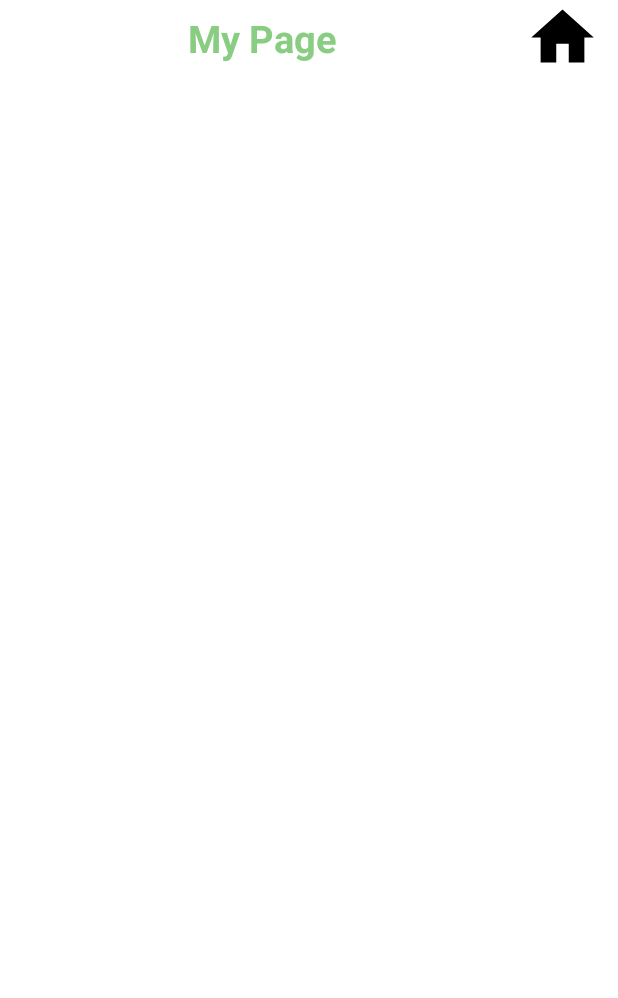
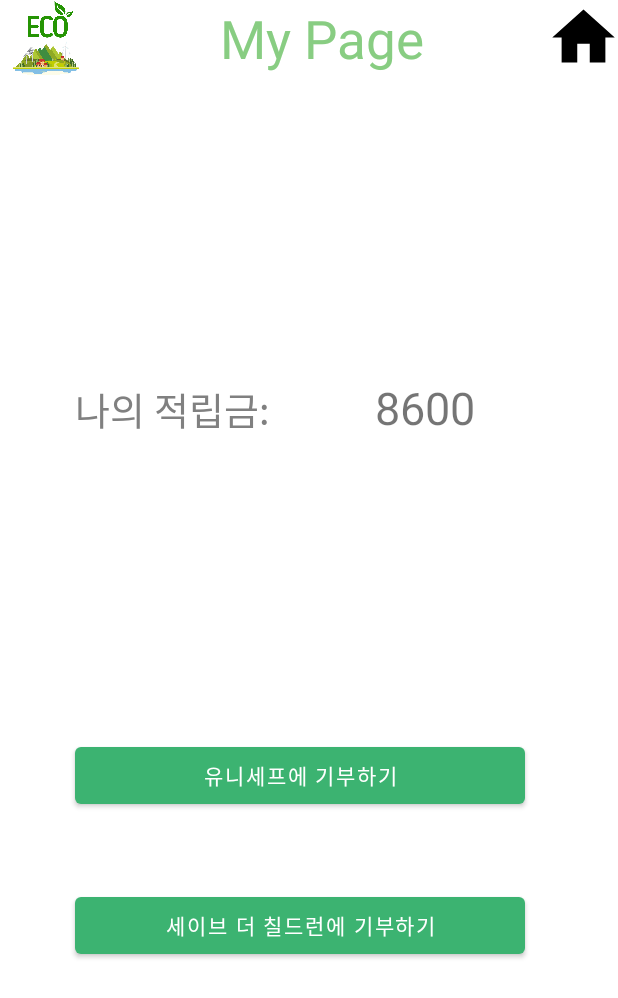
Before and after one commit to kimmatches/MyGreenPoint, an Android app: the Mypage screen opened directly, with no data from a screen before it, on a phone screen of 412 x 824 dp. Shown: the top 998 px of the screen. Run offline under Robolectric (Android 15) with nearby library versions, the phone set to English and light mode, and no system bars.

Commit message:
최종 완성본

```diff
--- a/app/src/main/java/com/example/mygreenc/Mypage.kt
+++ b/app/src/main/java/com/example/mygreenc/Mypage.kt
@@ -2,8 +2,11 @@ package com.example.mygreenc
 
 import android.content.Intent
 import android.os.Bundle
+import android.provider.MediaStore
+import android.widget.Button
 import android.widget.ImageButton
 import android.widget.ImageView
+import android.widget.TextView
 import android.widget.Toast
 import androidx.appcompat.app.AppCompatActivity
 
@@ -13,6 +16,27 @@ class Mypage : AppCompatActivity() {
         setContentView(R.layout.activity_mypage)
 
         val Home = findViewById<ImageButton>(R.id.Home)
+        val uni = findViewById<Button>(R.id.uni)
+        val save = findViewById<Button>(R.id.save)
+        val count = findViewById<TextView>(R.id.count)
+        var counter = 8600
+
+        uni.setOnClickListener {
+            //토글 메세지 띄우기
+            Toast.makeText(this, " 1000원 기부하셨습니다.", Toast.LENGTH_SHORT).show()
+            counter-=1000
+
+            count.text = counter.toString()
+
+        }
+        save.setOnClickListener {
+
+            Toast.makeText(this, " 1000원 기부하셨습니다.", Toast.LENGTH_SHORT).show()
+            counter-=1000
+            count.text = counter.toString()
+
+        }
+
 
         Home.setOnClickListener{
             val intent = Intent(this,MainActivity::class.java)
--- a/app/src/main/res/layout/activity_mypage.xml
+++ b/app/src/main/res/layout/activity_mypage.xml
@@ -13,21 +13,23 @@
 
         <LinearLayout
             android:layout_width="match_parent"
-            android:layout_height="match_parent"
-            android:layout_weight="1.0"
+            android:layout_height="wrap_content"
             android:orientation="horizontal">
 
+             <ImageView
+                android:id="@+id/imageView2"
+                android:layout_width="63dp"
+                android:layout_height="50dp"
+                android:src="@drawable/ecoin" />
+
             <TextView
-                android:id="@+id/textView"
-                android:layout_width="330dp"
+                android:id="@+id/textView2"
+                android:layout_width="302dp"
                 android:layout_height="51dp"
-                android:layout_marginLeft="10dp"
-                android:layout_marginRight="10dp"
                 android:gravity="center"
                 android:text="My Page"
                 android:textColor="#88CD82"
-                android:textSize="25dp"
-                android:textStyle="bold" />
+                android:textSize="35dp" />
 
             <ImageButton
                 android:id="@+id/Home"
@@ -38,7 +40,48 @@
                 tools:ignore="SpeakableTextPresentCheck" />
 
         </LinearLayout>
+        <LinearLayout
+            android:layout_width="wrap_content"
+            android:layout_height="wrap_content"
+            android:orientation="horizontal"
+            android:layout_marginTop="200dp"
+            android:layout_marginLeft="50dp">
+            <TextView
+                android:id="@+id/textView"
+                android:layout_width="wrap_content"
+                android:layout_height="wrap_content"
+                android:text="나의 적립금:"
+                android:layout_marginRight="70dp"
+                android:textColor="#808080"
+                android:textSize="25dp"/>
 
+            <TextView
+                android:id="@+id/count"
+                android:layout_width="wrap_content"
+                android:layout_height="wrap_content"
+                android:layout_marginRight="50dp"
+                android:text="8600"
+                android:textSize="30dp"/>
+
+        </LinearLayout>
+
+
+
+        <Button
+            android:id="@+id/uni"
+            android:layout_width="300dp"
+            android:layout_height="50dp"
+            android:layout_marginLeft="50dp"
+            android:layout_marginBottom="50dp"
+            android:layout_marginTop="200dp"
+            android:text="유니세프에 기부하기" />
+
+        <Button
+            android:id="@+id/save"
+            android:layout_width="300dp"
+            android:layout_height="50dp"
+            android:text="세이브 더 칠드런에 기부하기"
+            android:layout_marginLeft="50dp"/>
 
     </LinearLayout>
 
```
